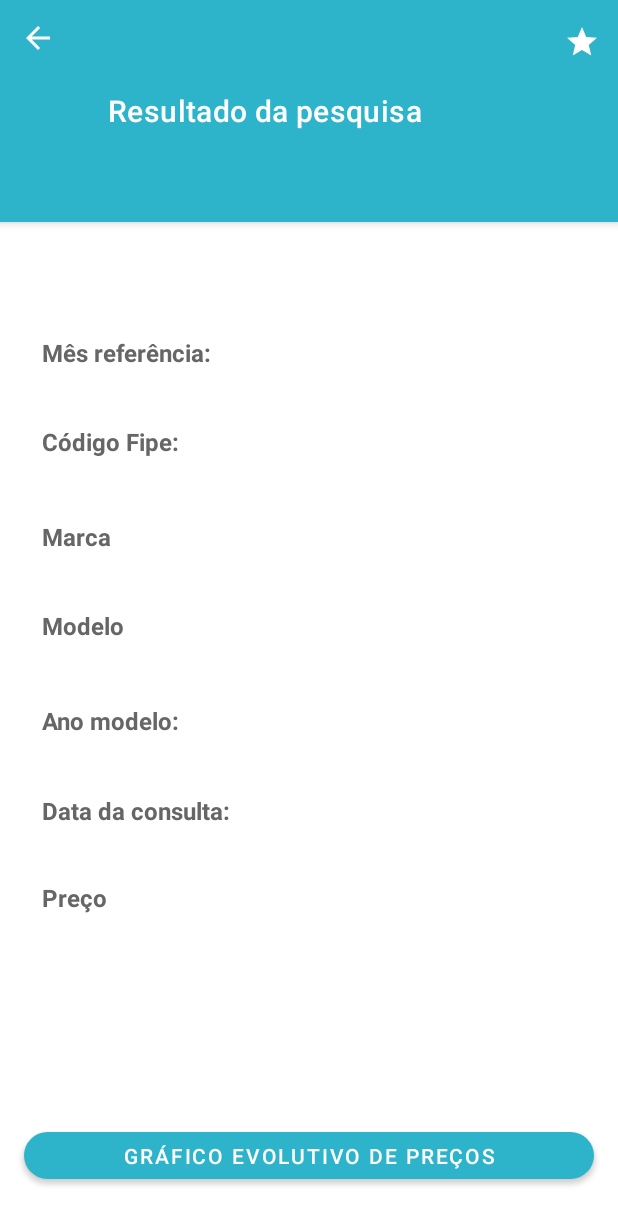
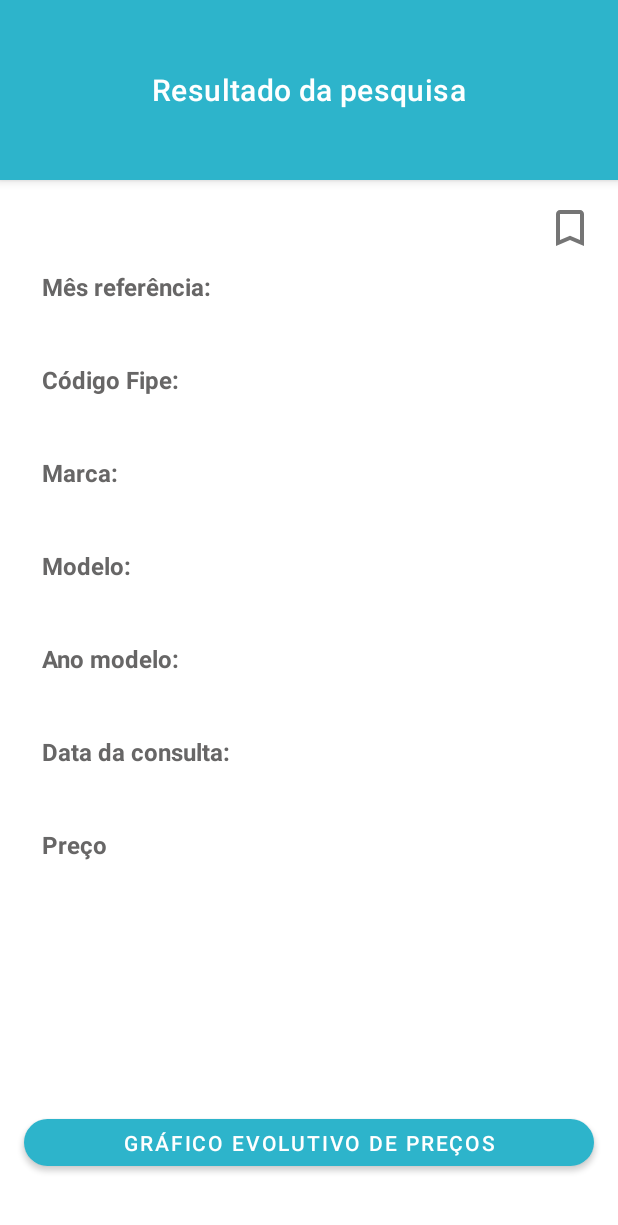
Before and after one commit to priscillasouza/advanced-fipe, an Android app: the layout fragment_result_screen.xml on its own in the app's theme, with its tools: preview values and no code run, on a phone screen of 412 x 824 dp. Shown: the top 1225 px of the screen. Run offline under Robolectric (Android 15) with nearby library versions, the phone set to English and light mode, and no system bars.

Commit message:
ajustando layout tela de resultados

```diff
--- a/app/src/main/res/drawable/ic_arrow_back.xml
+++ /dev/null
@@ -1,5 +0,0 @@
-<vector android:autoMirrored="true" android:height="30dp"
-    android:tint="#FFFFFF" android:viewportHeight="30"
-    android:viewportWidth="30" android:width="30dp" xmlns:android="http://schemas.android.com/apk/res/android">
-    <path android:fillColor="@android:color/white" android:pathData="M20,11H7.83l5.59,-5.59L12,4l-8,8 8,8 1.41,-1.41L7.83,13H20v-2z"/>
-</vector>
--- a/app/src/main/res/drawable/ic_favorite.xml
+++ /dev/null
@@ -1,5 +0,0 @@
-<vector android:height="24dp" android:tint="#FFFFFF"
-    android:viewportHeight="24" android:viewportWidth="24"
-    android:width="24dp" xmlns:android="http://schemas.android.com/apk/res/android">
-    <path android:fillColor="@android:color/white" android:pathData="M12,17.27L18.18,21l-1.64,-7.03L22,9.24l-7.19,-0.61L12,2 9.19,8.63 2,9.24l5.46,4.73L5.82,21z"/>
-</vector>
--- /dev/null
+++ b/app/src/main/res/drawable/ic_favorite_disable.xml
@@ -0,0 +1,5 @@
+<vector android:height="32dp" android:tint="#FFA200"
+    android:viewportHeight="24" android:viewportWidth="24"
+    android:width="32dp" xmlns:android="http://schemas.android.com/apk/res/android">
+    <path android:fillColor="@android:color/white" android:pathData="M17,3L7,3c-1.1,0 -1.99,0.9 -1.99,2L5,21l7,-3 7,3L19,5c0,-1.1 -0.9,-2 -2,-2zM17,18l-5,-2.18L7,18L7,5h10v13z"/>
+</vector>
--- /dev/null
+++ b/app/src/main/res/drawable/ic_favorite_enable.xml
@@ -0,0 +1,5 @@
+<vector android:height="32dp" android:tint="#FFA200"
+    android:viewportHeight="24" android:viewportWidth="24"
+    android:width="32dp" xmlns:android="http://schemas.android.com/apk/res/android">
+    <path android:fillColor="@android:color/white" android:pathData="M17,3H7c-1.1,0 -1.99,0.9 -1.99,2L5,21l7,-3 7,3V5c0,-1.1 -0.9,-2 -2,-2z"/>
+</vector>
--- /dev/null
+++ b/app/src/main/res/drawable/selector_favorite.xml
@@ -0,0 +1,6 @@
+<?xml version="1.0" encoding="utf-8"?>
+<selector xmlns:android="http://schemas.android.com/apk/res/android">
+        <item android:drawable="@drawable/ic_favorite_disable" android:state_checked="false"/>
+        <item android:drawable="@drawable/ic_favorite_enable" android:state_checked="true"/>
+        <item android:drawable="@drawable/ic_favorite_disable"/>
+</selector>
--- a/app/src/main/res/layout/fragment_result_screen.xml
+++ b/app/src/main/res/layout/fragment_result_screen.xml
@@ -1,107 +1,112 @@
 <?xml version="1.0" encoding="utf-8"?>
-<androidx.constraintlayout.widget.ConstraintLayout xmlns:android="http://schemas.android.com/apk/res/android"
+<ScrollView xmlns:android="http://schemas.android.com/apk/res/android"
     xmlns:app="http://schemas.android.com/apk/res-auto"
     xmlns:tools="http://schemas.android.com/tools"
     android:layout_width="match_parent"
-    android:layout_height="match_parent">
+    android:layout_height="match_parent"
+    android:fillViewport="true">
+
+    <androidx.constraintlayout.widget.ConstraintLayout
+        android:layout_width="match_parent"
+        android:layout_height="wrap_content">
+
+        <com.google.android.material.appbar.AppBarLayout
+            android:id="@+id/appBarResult"
+            android:layout_width="match_parent"
+            android:layout_height="120dp"
+            android:background="@color/primary_color"
+            app:layout_constraintTop_toTopOf="parent">
 
             <com.google.android.material.appbar.MaterialToolbar
-        android:id="@+id/topAppBarResult"
-        style="@style/Widget.MaterialComponents.Toolbar.Primary"
+                android:id="@+id/toolBarResult"
                 android:layout_width="match_parent"
-        android:layout_height="148dp"
-        app:layout_constraintEnd_toEndOf="parent"
-        app:layout_constraintStart_toStartOf="parent"
-        app:layout_constraintTop_toTopOf="parent"
-        app:menu="@menu/top_app_bar"
-        app:navigationIcon="@drawable/ic_arrow_back"
-        app:title="@string/resultado_da_pesquisa" />
+                android:layout_height="wrap_content"
+                android:layout_marginTop="32dp"
+                app:navigationIconTint="@color/white"
+                app:title="@string/resultado_da_pesquisa"
+                app:titleCentered="true"
+                app:titleTextColor="@color/white" />
+        </com.google.android.material.appbar.AppBarLayout>
 
-    <androidx.core.widget.NestedScrollView
-        android:id="@+id/nestedScrollView"
-        android:layout_width="0dp"
-        android:layout_height="0dp"
-        app:layout_constraintBottom_toTopOf="@+id/graphicButton"
+        <com.google.android.material.checkbox.MaterialCheckBox
+            android:id="@+id/checkboxFavorite"
+            android:layout_width="32dp"
+            android:layout_height="32dp"
+            android:layout_margin="16dp"
+            android:button="@drawable/selector_favorite"
             app:layout_constraintEnd_toEndOf="parent"
             app:layout_constraintHorizontal_bias="1.0"
             app:layout_constraintStart_toStartOf="parent"
-        app:layout_constraintTop_toBottomOf="@+id/topAppBarResult"
-        app:layout_constraintVertical_bias="1.0">
+            app:layout_constraintTop_toBottomOf="@id/appBarResult" />
 
-        <androidx.constraintlayout.widget.ConstraintLayout
-            android:layout_width="match_parent"
-            android:layout_height="match_parent">
-
-            <com.google.android.material.textview.MaterialTextView
+        <androidx.appcompat.widget.AppCompatTextView
             android:id="@+id/textViewReferences"
             style="@style/TextViewResult"
-                android:layout_width="137dp"
-                android:layout_height="43dp"
+            android:layout_width="wrap_content"
+            android:layout_height="wrap_content"
             android:layout_marginStart="16dp"
-                android:layout_marginTop="64dp"
             android:text="@string/mes_referencia"
             app:layout_constraintStart_toStartOf="parent"
-                app:layout_constraintTop_toTopOf="parent" />
+            app:layout_constraintTop_toBottomOf="@id/checkboxFavorite" />
 
-            <com.google.android.material.textview.MaterialTextView
+        <androidx.appcompat.widget.AppCompatTextView
             android:id="@+id/textViewCodeFipe"
             style="@style/TextViewResult"
-                android:layout_width="136dp"
-                android:layout_height="47dp"
+            android:layout_width="wrap_content"
+            android:layout_height="wrap_content"
             android:layout_marginStart="16dp"
             android:layout_marginTop="16dp"
             android:text="@string/codigo_fipe"
             app:layout_constraintStart_toStartOf="parent"
             app:layout_constraintTop_toBottomOf="@+id/textViewReferences" />
 
-            <com.google.android.material.textview.MaterialTextView
+        <androidx.appcompat.widget.AppCompatTextView
             android:id="@+id/textViewBrand"
             style="@style/TextViewResult"
-                android:layout_width="70dp"
-                android:layout_height="43dp"
+            android:layout_width="wrap_content"
+            android:layout_height="wrap_content"
             android:layout_marginStart="16dp"
             android:layout_marginTop="16dp"
             android:text="@string/marca"
             app:layout_constraintStart_toStartOf="parent"
             app:layout_constraintTop_toBottomOf="@id/textViewCodeFipe" />
 
-            <com.google.android.material.textview.MaterialTextView
+        <androidx.appcompat.widget.AppCompatTextView
             android:id="@+id/textViewModel"
             style="@style/TextViewResult"
-                android:layout_width="80dp"
-                android:layout_height="47dp"
+            android:layout_width="wrap_content"
+            android:layout_height="wrap_content"
             android:layout_marginStart="16dp"
             android:layout_marginTop="16dp"
-                android:layout_marginEnd="16dp"
             android:text="@string/modelo"
             app:layout_constraintEnd_toEndOf="parent"
             app:layout_constraintHorizontal_bias="0.0"
             app:layout_constraintStart_toStartOf="parent"
             app:layout_constraintTop_toBottomOf="@id/textViewBrand" />
 
-            <com.google.android.material.textview.MaterialTextView
+        <androidx.appcompat.widget.AppCompatTextView
             android:id="@+id/textViewModelYear"
             style="@style/TextViewResult"
-                android:layout_width="117dp"
-                android:layout_height="44dp"
+            android:layout_width="wrap_content"
+            android:layout_height="wrap_content"
             android:layout_marginStart="16dp"
             android:layout_marginTop="16dp"
             android:text="@string/ano_modelo"
             app:layout_constraintStart_toStartOf="parent"
             app:layout_constraintTop_toBottomOf="@id/textViewModel" />
 
-            <com.google.android.material.textview.MaterialTextView
+        <androidx.appcompat.widget.AppCompatTextView
             android:id="@+id/textViewConsultationDate"
             style="@style/TextViewResult"
-                android:layout_width="149dp"
-                android:layout_height="42dp"
+            android:layout_width="wrap_content"
+            android:layout_height="wrap_content"
             android:layout_marginStart="16dp"
             android:layout_marginTop="16dp"
             android:text="@string/data_da_consulta"
             app:layout_constraintStart_toStartOf="parent"
             app:layout_constraintTop_toBottomOf="@id/textViewModelYear" />
 
-            <com.google.android.material.textview.MaterialTextView
+        <androidx.appcompat.widget.AppCompatTextView
             android:id="@+id/textViewPrice"
             style="@style/TextViewResult"
             android:layout_width="120dp"
@@ -115,89 +120,72 @@
         <androidx.appcompat.widget.AppCompatTextView
             android:id="@+id/textViewResultMonthReferences"
             android:layout_width="0dp"
-                android:layout_height="41dp"
-                android:layout_marginTop="64dp"
+            android:layout_height="wrap_content"
             android:layout_marginEnd="16dp"
+            app:layout_constraintBottom_toBottomOf="@id/textViewReferences"
             app:layout_constraintEnd_toEndOf="parent"
             app:layout_constraintStart_toEndOf="@+id/textViewReferences"
-                app:layout_constraintTop_toTopOf="parent"
-                app:title="Resultado referência" />
+            app:layout_constraintTop_toTopOf="@id/textViewReferences" />
 
-            <TextView
+        <androidx.appcompat.widget.AppCompatTextView
             android:id="@+id/textViewResultCodeFipe"
             android:layout_width="0dp"
-                android:layout_height="47dp"
-                android:layout_marginTop="16dp"
+            android:layout_height="wrap_content"
             android:layout_marginEnd="16dp"
+            app:layout_constraintBottom_toBottomOf="@id/textViewCodeFipe"
             app:layout_constraintEnd_toEndOf="parent"
             app:layout_constraintStart_toEndOf="@+id/textViewCodeFipe"
-                app:layout_constraintTop_toBottomOf="@+id/textViewResultMonthReferences"
-                app:title="Resultado código fipe" />
+            app:layout_constraintTop_toTopOf="@+id/textViewCodeFipe" />
 
-            <TextView
+        <androidx.appcompat.widget.AppCompatTextView
             android:id="@+id/textViewResultBrand"
             android:layout_width="0dp"
-                android:layout_height="43dp"
-                android:layout_marginTop="16dp"
+            android:layout_height="wrap_content"
             android:layout_marginEnd="16dp"
+            app:layout_constraintBottom_toBottomOf="@id/textViewBrand"
             app:layout_constraintEnd_toEndOf="parent"
-                app:layout_constraintHorizontal_bias="0.0"
             app:layout_constraintStart_toEndOf="@+id/textViewBrand"
-                app:layout_constraintTop_toBottomOf="@+id/textViewResultCodeFipe"
-                app:title="Resultado marca" />
+            app:layout_constraintTop_toTopOf="@+id/textViewBrand" />
 
-            <TextView
+        <androidx.appcompat.widget.AppCompatTextView
             android:id="@+id/textViewResultModel"
             android:layout_width="0dp"
-                android:layout_height="46dp"
-                android:layout_marginTop="16dp"
+            android:layout_height="wrap_content"
             android:layout_marginEnd="16dp"
+            app:layout_constraintBottom_toBottomOf="@id/textViewModel"
             app:layout_constraintEnd_toEndOf="parent"
-                app:layout_constraintHorizontal_bias="0.0"
             app:layout_constraintStart_toEndOf="@+id/textViewModel"
-                app:layout_constraintTop_toBottomOf="@+id/textViewResultBrand"
-                app:title="Resultado modelo" />
+            app:layout_constraintTop_toTopOf="@+id/textViewModel" />
 
-            <TextView
+        <androidx.appcompat.widget.AppCompatTextView
             android:id="@+id/textViewResultModelYear"
             android:layout_width="0dp"
-                android:layout_height="43dp"
-                android:layout_marginTop="16dp"
+            android:layout_height="wrap_content"
             android:layout_marginEnd="16dp"
+            app:layout_constraintBottom_toBottomOf="@id/textViewModelYear"
             app:layout_constraintEnd_toEndOf="parent"
-                app:layout_constraintHorizontal_bias="0.195"
             app:layout_constraintStart_toEndOf="@+id/textViewModelYear"
-                app:layout_constraintTop_toBottomOf="@+id/textViewResultModel"
-                app:title="Resultado Ano modelo" />
+            app:layout_constraintTop_toTopOf="@+id/textViewModelYear" />
 
-            <TextView
+        <androidx.appcompat.widget.AppCompatTextView
             android:id="@+id/textViewResultDateConsult"
             android:layout_width="0dp"
-                android:layout_height="45dp"
-                android:layout_marginTop="16dp"
+            android:layout_height="wrap_content"
             android:layout_marginEnd="16dp"
+            app:layout_constraintBottom_toBottomOf="@id/textViewConsultationDate"
             app:layout_constraintEnd_toEndOf="parent"
-                app:layout_constraintHorizontal_bias="0.075"
             app:layout_constraintStart_toEndOf="@+id/textViewConsultationDate"
-                app:layout_constraintTop_toBottomOf="@+id/textViewResultModelYear"
-                app:title="Resultado data consulta" />
+            app:layout_constraintTop_toTopOf="@+id/textViewConsultationDate" />
 
-            <TextView
+        <androidx.appcompat.widget.AppCompatTextView
             android:id="@+id/textViewResultPrice"
             android:layout_width="0dp"
-                android:layout_height="43dp"
-                android:layout_marginTop="20dp"
+            android:layout_height="wrap_content"
             android:layout_marginEnd="16dp"
-                android:layout_marginBottom="32dp"
+            app:layout_constraintBottom_toBottomOf="@id/textViewPrice"
             app:layout_constraintEnd_toEndOf="parent"
-                app:layout_constraintHorizontal_bias="0.0"
             app:layout_constraintStart_toEndOf="@+id/textViewPrice"
-                app:layout_constraintTop_toBottomOf="@+id/textViewResultDateConsult"
-                app:title="Resultado preço" />
-
-        </androidx.constraintlayout.widget.ConstraintLayout>
-
-    </androidx.core.widget.NestedScrollView>
+            app:layout_constraintTop_toTopOf="@+id/textViewPrice" />
 
         <com.google.android.material.button.MaterialButton
             android:id="@+id/graphicButton"
@@ -205,12 +193,14 @@
             android:layout_height="43dp"
             android:layout_marginStart="16dp"
             android:layout_marginEnd="16dp"
-        android:layout_marginTop="16dp"
             android:layout_marginBottom="32dp"
             android:text="@string/grafico_evolutivo_de_precos"
             app:cornerRadius="32dp"
             app:layout_constraintBottom_toBottomOf="parent"
             app:layout_constraintEnd_toEndOf="parent"
-        app:layout_constraintStart_toStartOf="parent" />
-
+            app:layout_constraintHorizontal_bias="0.0"
+            app:layout_constraintStart_toStartOf="parent"
+            app:layout_constraintTop_toBottomOf="@+id/textViewPrice"
+            app:layout_constraintVertical_bias="0.948" />
     </androidx.constraintlayout.widget.ConstraintLayout>
+</ScrollView>
```
Lines whose indentation alone changed are shown as unchanged.
